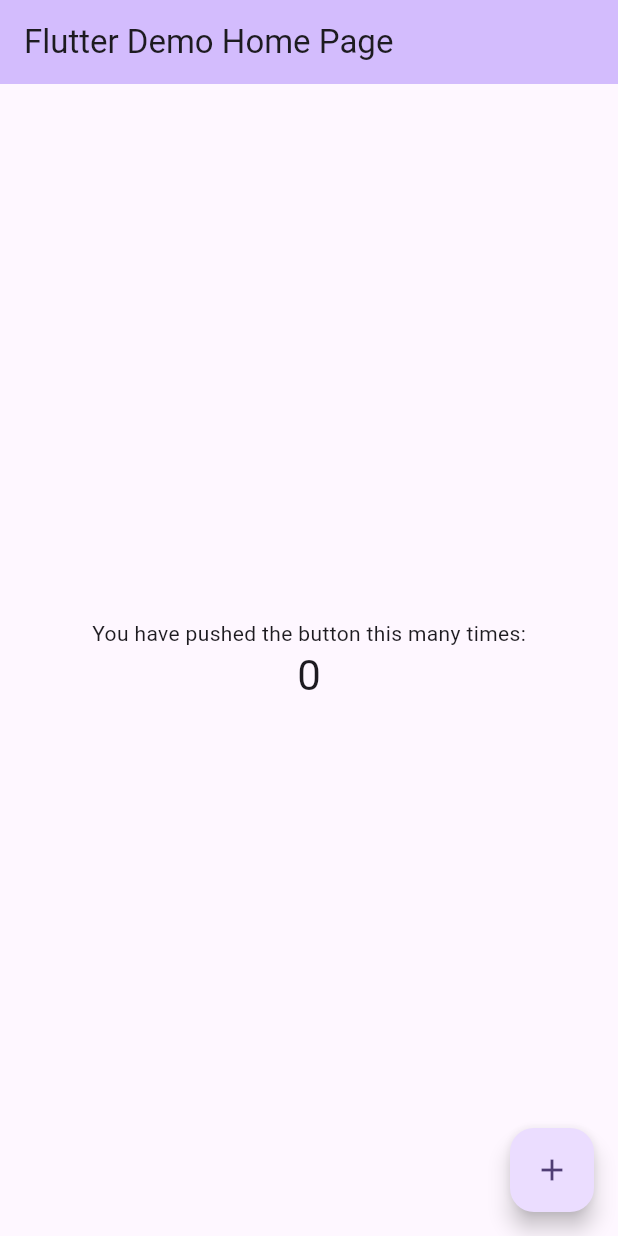
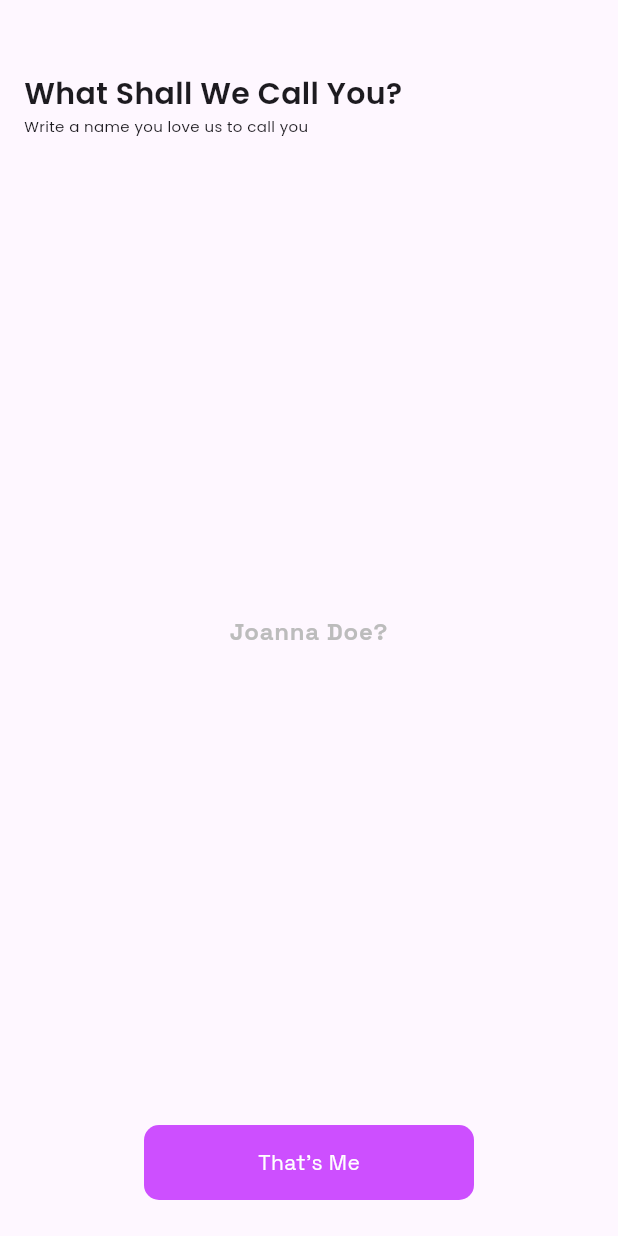
Before and after one commit to anthony-devs/period_flow, a Flutter app: the screen it shows after launch, on a phone screen of 412 x 824 dp. Run offline on Flutter 3.47's test engine with Material 3 defaults, Android fonts, the phone set to English and light mode, and no system bars; our stand-ins replace google_fonts, hive, hive_flutter, table_calendar; accounts and stored records are empty.

Commit message:
Second commit (Finished project)

```diff
--- a/lib/main.dart
+++ b/lib/main.dart
@@ -1,122 +1,33 @@
 import 'package:flutter/material.dart';
+import 'package:hive_flutter/hive_flutter.dart';
+import 'package:period_flow/view/home.dart';
+import 'package:period_flow/view/signup.dart';
+import 'models/user.dart';
+import 'models/cycle.dart';
 
-void main() {
+void main() async {
+  WidgetsFlutterBinding.ensureInitialized();
+  await Hive.initFlutter();
+
+  Hive.registerAdapter(UserAdapter());
+  Hive.registerAdapter(CycleAdapter());
+
+  await Hive.openBox<User>('users');
+
   runApp(const MyApp());
 }
 
 class MyApp extends StatelessWidget {
   const MyApp({super.key});
 
-  // This widget is the root of your application.
   @override
   Widget build(BuildContext context) {
+    final userBox = Hive.box<User>('users');
+    final hasUser = userBox.isNotEmpty;
+
     return MaterialApp(
-      title: 'Flutter Demo',
-      theme: ThemeData(
-        // This is the theme of your application.
-        //
-        // TRY THIS: Try running your application with "flutter run". You'll see
-        // the application has a purple toolbar. Then, without quitting the app,
-        // try changing the seedColor in the colorScheme below to Colors.green
-        // and then invoke "hot reload" (save your changes or press the "hot
-        // reload" button in a Flutter-supported IDE, or press "r" if you used
-        // the command line to start the app).
-        //
-        // Notice that the counter didn't reset back to zero; the application
-        // state is not lost during the reload. To reset the state, use hot
-        // restart instead.
-        //
-        // This works for code too, not just values: Most code changes can be
-        // tested with just a hot reload.
-        colorScheme: ColorScheme.fromSeed(seedColor: Colors.deepPurple),
-      ),
-      home: const MyHomePage(title: 'Flutter Demo Home Page'),
+      debugShowCheckedModeBanner: false,
+      home: hasUser ? const HomePage() : const SignupPage(),
     );
   }
 }
-
-class MyHomePage extends StatefulWidget {
-  const MyHomePage({super.key, required this.title});
-
-  // This widget is the home page of your application. It is stateful, meaning
-  // that it has a State object (defined below) that contains fields that affect
-  // how it looks.
-
-  // This class is the configuration for the state. It holds the values (in this
-  // case the title) provided by the parent (in this case the App widget) and
-  // used by the build method of the State. Fields in a Widget subclass are
-  // always marked "final".
-
-  final String title;
-
-  @override
-  State<MyHomePage> createState() => _MyHomePageState();
-}
-
-class _MyHomePageState extends State<MyHomePage> {
-  int _counter = 0;
-
-  void _incrementCounter() {
-    setState(() {
-      // This call to setState tells the Flutter framework that something has
-      // changed in this State, which causes it to rerun the build method below
-      // so that the display can reflect the updated values. If we changed
-      // _counter without calling setState(), then the build method would not be
-      // called again, and so nothing would appear to happen.
-      _counter++;
-    });
-  }
-
-  @override
-  Widget build(BuildContext context) {
-    // This method is rerun every time setState is called, for instance as done
-    // by the _incrementCounter method above.
-    //
-    // The Flutter framework has been optimized to make rerunning build methods
-    // fast, so that you can just rebuild anything that needs updating rather
-    // than having to individually change instances of widgets.
-    return Scaffold(
-      appBar: AppBar(
-        // TRY THIS: Try changing the color here to a specific color (to
-        // Colors.amber, perhaps?) and trigger a hot reload to see the AppBar
-        // change color while the other colors stay the same.
-        backgroundColor: Theme.of(context).colorScheme.inversePrimary,
-        // Here we take the value from the MyHomePage object that was created by
-        // the App.build method, and use it to set our appbar title.
-        title: Text(widget.title),
-      ),
-      body: Center(
-        // Center is a layout widget. It takes a single child and positions it
-        // in the middle of the parent.
-        child: Column(
-          // Column is also a layout widget. It takes a list of children and
-          // arranges them vertically. By default, it sizes itself to fit its
-          // children horizontally, and tries to be as tall as its parent.
-          //
-          // Column has various properties to control how it sizes itself and
-          // how it positions its children. Here we use mainAxisAlignment to
-          // center the children vertically; the main axis here is the vertical
-          // axis because Columns are vertical (the cross axis would be
-          // horizontal).
-          //
-          // TRY THIS: Invoke "debug painting" (choose the "Toggle Debug Paint"
-          // action in the IDE, or press "p" in the console), to see the
-          // wireframe for each widget.
-          mainAxisAlignment: MainAxisAlignment.center,
-          children: <Widget>[
-            const Text('You have pushed the button this many times:'),
-            Text(
-              '$_counter',
-              style: Theme.of(context).textTheme.headlineMedium,
-            ),
-          ],
-        ),
-      ),
-      floatingActionButton: FloatingActionButton(
-        onPressed: _incrementCounter,
-        tooltip: 'Increment',
-        child: const Icon(Icons.add),
-      ), // This trailing comma makes auto-formatting nicer for build methods.
-    );
-  }
-}
--- /dev/null
+++ b/lib/models/cycle.dart
@@ -0,0 +1,29 @@
+import 'package:hive/hive.dart';
+
+part 'cycle.g.dart';
+
+@HiveType(typeId: 1)
+class Cycle {
+  @HiveField(0)
+  int year;
+
+  @HiveField(1)
+  int month;
+
+  @HiveField(2)
+  int periodStartDay;
+
+  @HiveField(3)
+  int periodLength;
+
+  @HiveField(4)
+  int cycleLength;
+
+  Cycle({
+    required this.year,
+    required this.month,
+    required this.periodStartDay,
+    required this.periodLength,
+    required this.cycleLength,
+  });
+}
--- /dev/null
+++ b/lib/models/user.dart
@@ -0,0 +1,34 @@
+import 'package:hive/hive.dart';
+import 'package:period_flow/models/cycle.dart';
+
+part 'user.g.dart';
+
+@HiveType(typeId: 0)
+class User extends HiveObject {
+  @HiveField(0)
+  int id;
+
+  @HiveField(1)
+  String name;
+
+  @HiveField(2)
+  int periodLength;
+
+  @HiveField(3)
+  int cycleLength;
+
+  @HiveField(4)
+  bool? regularCycle;
+
+  @HiveField(5)
+  List<Cycle>? cycles;
+
+  User({
+    required this.id,
+    required this.name,
+    this.periodLength = 5,
+    this.cycleLength = 21,
+    this.regularCycle = true,
+    this.cycles,
+  });
+}
--- /dev/null
+++ b/lib/view/signup.dart
@@ -0,0 +1,241 @@
+import 'package:flutter/material.dart';
+import 'package:google_fonts/google_fonts.dart';
+import 'package:hive/hive.dart';
+import '../models/user.dart';
+import '../models/cycle.dart';
+import 'home.dart';
+
+class SignupPage extends StatefulWidget {
+  const SignupPage({super.key});
+
+  @override
+  State<SignupPage> createState() => _SignupPageState();
+}
+
+class _SignupPageState extends State<SignupPage> {
+  final PageController _pageController = PageController();
+  final TextEditingController _nameController = TextEditingController();
+  int _periodLength = 5;
+  int _cycleLength = 28;
+  bool _isRegular = true;
+  DateTime? _lastPeriodStart;
+
+  void _nextPage() {
+    _pageController.nextPage(
+      duration: Duration(milliseconds: 300),
+      curve: Curves.easeIn,
+    );
+  }
+
+  void _createUser() async {
+    if (_lastPeriodStart == null) return;
+
+    final box = Hive.box<User>('users');
+    final today = DateTime.now();
+
+    final cycle = Cycle(
+      year: _lastPeriodStart!.year,
+      month: _lastPeriodStart!.month,
+      periodStartDay: _lastPeriodStart!.day,
+      periodLength: _periodLength,
+      cycleLength: _cycleLength,
+    );
+
+    final user = User(
+      id: 1,
+      name: _nameController.text.trim(),
+      periodLength: _periodLength,
+      cycleLength: _cycleLength,
+      regularCycle: _isRegular,
+      cycles: [cycle],
+    );
+
+    await box.put(user.id, user);
+
+    if (!mounted) return;
+    Navigator.pushReplacement(
+      context,
+      MaterialPageRoute(builder: (_) => const HomePage()),
+    );
+  }
+
+  @override
+  Widget build(BuildContext context) {
+    return Scaffold(
+      body: PageView(
+        controller: _pageController,
+        physics: NeverScrollableScrollPhysics(),
+        children: [
+          _buildNamePage(),
+          _buildPeriodLengthPage(),
+          _buildCycleLengthPage(),
+          _buildRegularityPage(),
+          _buildLastPeriodPage(),
+        ],
+      ),
+    );
+  }
+
+  Widget _buildNamePage() {
+    return _SignupStep(
+      title: "What Shall We Call You?",
+      subtitle: "Write a name you love us to call you",
+      child: TextField(
+        controller: _nameController,
+        textAlign: TextAlign.center,
+        decoration: InputDecoration(
+          border: InputBorder.none,
+          hintText: "Joanna Doe?",
+          hintStyle: GoogleFonts.spaceGrotesk(
+            fontSize: 16,
+            fontWeight: FontWeight.w700,
+            color: Color(0xFFBCBCBC),
+          ),
+        ),
+      ),
+      onNext: () {
+        if (_nameController.text.trim().isNotEmpty) {
+          _nextPage();
+        }
+      },
+    );
+  }
+
+  Widget _buildPeriodLengthPage() {
+    return _SignupStep(
+      title: "Average Period Length?",
+      subtitle: "How long does your period usually last (in days)?",
+      child: DropdownButton<int>(
+        value: _periodLength,
+        items: List.generate(10, (i) => i + 1)
+            .map(
+              (day) => DropdownMenuItem(value: day, child: Text("$day days")),
+            )
+            .toList(),
+        onChanged: (val) => setState(() => _periodLength = val!),
+      ),
+      onNext: _nextPage,
+    );
+  }
+
+  Widget _buildCycleLengthPage() {
+    return _SignupStep(
+      title: "Average Cycle Length?",
+      subtitle: "How long is your full cycle (period to period)?",
+      child: DropdownButton<int>(
+        value: _cycleLength,
+        items: List.generate(20, (i) => i + 21)
+            .map(
+              (day) => DropdownMenuItem(value: day, child: Text("$day days")),
+            )
+            .toList(),
+        onChanged: (val) => setState(() => _cycleLength = val!),
+      ),
+      onNext: _nextPage,
+    );
+  }
+
+  Widget _buildRegularityPage() {
+    return _SignupStep(
+      title: "Is Your Cycle Regular?",
+      subtitle: "Do your periods come around the same time every month?",
+      child: ToggleButtons(
+        isSelected: [_isRegular, !_isRegular],
+        children: [Text("Yes"), Text("No")],
+        onPressed: (index) {
+          setState(() => _isRegular = index == 0);
+        },
+      ),
+      onNext: _nextPage,
+    );
+  }
+
+  Widget _buildLastPeriodPage() {
+    return _SignupStep(
+      title: "When Did Your Last Period Start?",
+      subtitle: "Pick the first day of your most recent period",
+      child: ElevatedButton(
+        onPressed: () async {
+          final now = DateTime.now();
+          final picked = await showDatePicker(
+            context: context,
+            initialDate: now,
+            firstDate: DateTime(now.year - 2),
+            lastDate: now,
+          );
+          if (picked != null) {
+            setState(() => _lastPeriodStart = picked);
+          }
+        },
+        child: Text(
+          _lastPeriodStart == null
+              ? "Select Date"
+              : "${_lastPeriodStart!.day}/${_lastPeriodStart!.month}/${_lastPeriodStart!.year}",
+        ),
+      ),
+      onNext: _createUser,
+    );
+  }
+}
+
+class _SignupStep extends StatelessWidget {
+  final String title;
+  final String subtitle;
+  final Widget child;
+  final VoidCallback onNext;
+
+  const _SignupStep({
+    required this.title,
+    required this.subtitle,
+    required this.child,
+    required this.onNext,
+  });
+
+  @override
+  Widget build(BuildContext context) {
+    return Padding(
+      padding: EdgeInsets.only(top: 48, left: 16, right: 16, bottom: 24),
+      child: Column(
+        crossAxisAlignment: CrossAxisAlignment.start,
+        children: [
+          Text(
+            title,
+            style: GoogleFonts.poppins(
+              fontSize: 20,
+              fontWeight: FontWeight.w600,
+            ),
+          ),
+          Text(
+            subtitle,
+            style: GoogleFonts.poppins(
+              fontSize: 10,
+              fontWeight: FontWeight.normal,
+            ),
+          ),
+          Spacer(),
+          Center(child: child),
+          Spacer(),
+          Center(
+            child: GestureDetector(
+              onTap: onNext,
+              child: Container(
+                height: 50,
+                width: 220,
+                decoration: BoxDecoration(
+                  borderRadius: BorderRadius.circular(10),
+                  color: Color(0xFFCD4FFF),
+                ),
+                child: Center(
+                  child: Text(
+                    "That's Me",
+                    style: GoogleFonts.spaceGrotesk(color: Colors.white),
+                  ),
+                ),
+              ),
+            ),
+          ),
+        ],
+      ),
+    );
+  }
+}
--- a/pubspec.yaml
+++ b/pubspec.yaml
@@ -34,6 +34,9 @@ dependencies:
   # The following adds the Cupertino Icons font to your application.
   # Use with the CupertinoIcons class for iOS style icons.
   cupertino_icons: ^1.0.8
+  hive_flutter: ^1.1.0
+  google_fonts: ^6.2.1
+  table_calendar: ^3.2.0
 
 dev_dependencies:
   flutter_test:
@@ -45,6 +48,8 @@ dev_dependencies:
   # package. See that file for information about deactivating specific lint
   # rules and activating additional ones.
   flutter_lints: ^5.0.0
+  build_runner: ^2.4.15
+  hive_generator: ^2.0.1
 
 # For information on the generic Dart part of this file, see the
 # following page: https://dart.dev/tools/pub/pubspec
```
Also changed, not shown: lib/view/articles_tab.dart (added, +12 -0 lines), lib/view/calendar_tab.dart (added, +57 -0 lines), lib/view/home.dart (added, +41 -0 lines), lib/view/home_tab.dart (added, +130 -0 lines), lib/models/cycle.g.dart (added), lib/models/user.g.dart (added), pubspec.lock, 10 other files.
